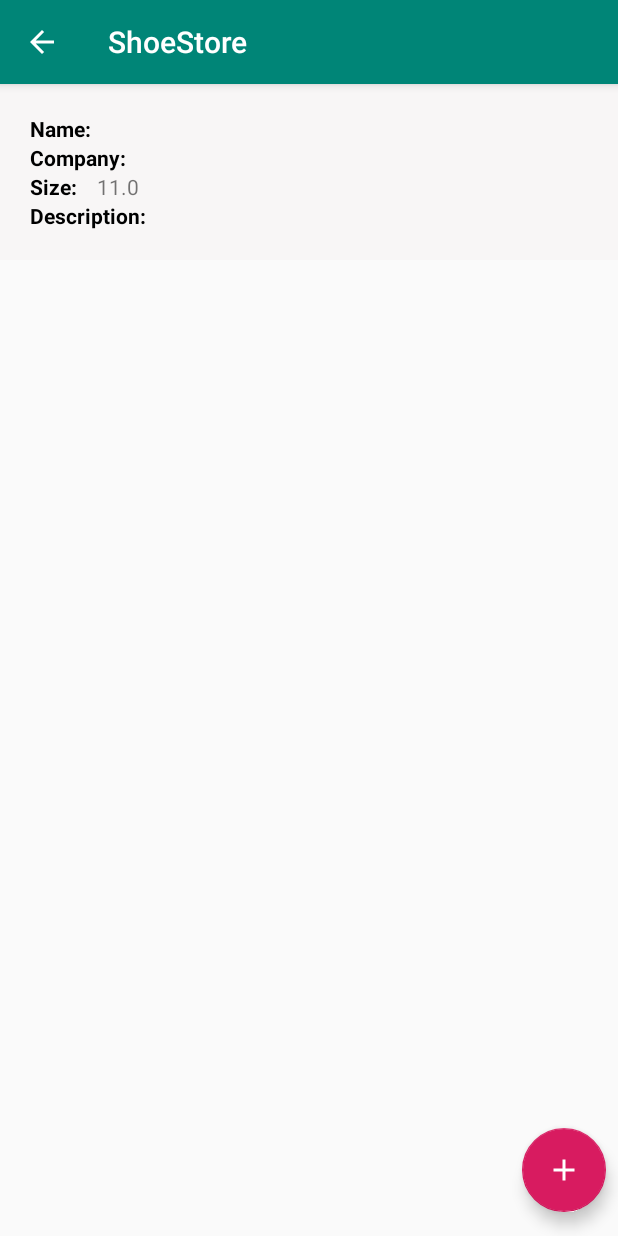
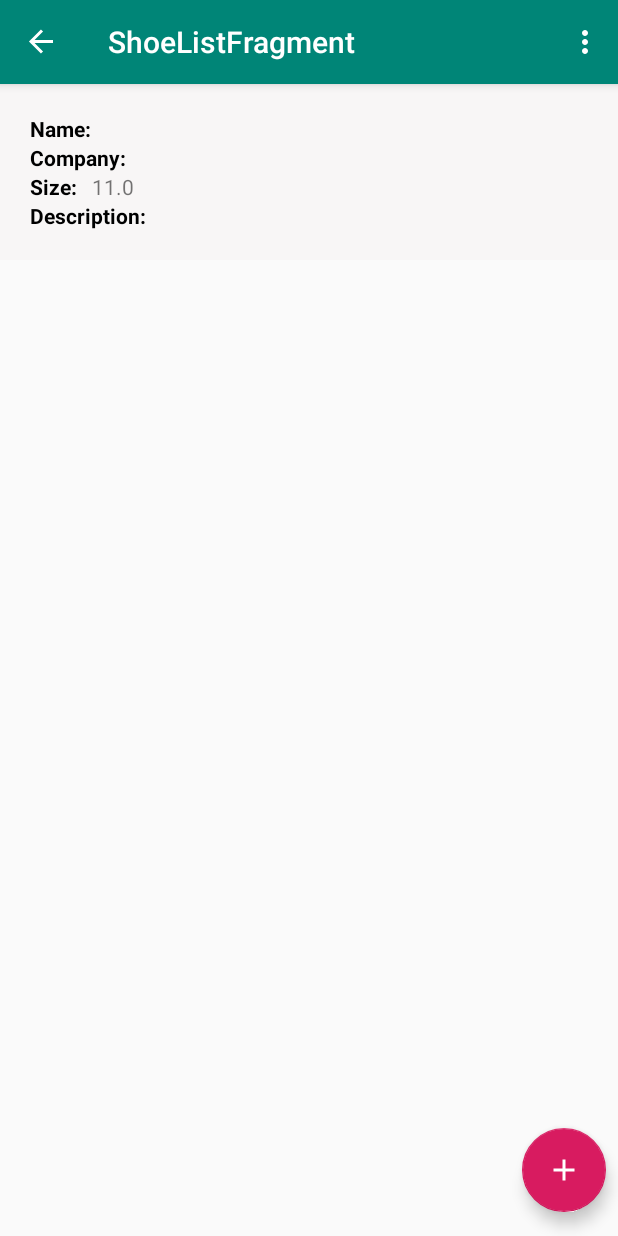
Before and after one commit to jmcs811/ShoeStore, an Android app: the ShoeListFragment screen opened through its navigation route, on a phone screen of 412 x 824 dp. Run offline under Robolectric (Android 15) with nearby library versions, the phone set to English and light mode, and no system bars; our stand-ins replace Timber, data binding, navigation-ui; 6 statements that could not run were skipped.

Commit message:
final touches are complete

```diff
--- a/app/src/main/java/com/udacity/shoestore/MainActivity.kt
+++ b/app/src/main/java/com/udacity/shoestore/MainActivity.kt
@@ -4,7 +4,9 @@ import androidx.appcompat.app.AppCompatActivity
 import android.os.Bundle
 import androidx.databinding.DataBindingUtil
 import androidx.navigation.findNavController
+import androidx.navigation.ui.AppBarConfiguration
 import androidx.navigation.ui.NavigationUI
+import androidx.navigation.ui.setupActionBarWithNavController
 import com.udacity.shoestore.databinding.ActivityMainBinding
 import timber.log.Timber
 
@@ -14,12 +16,11 @@ class MainActivity : AppCompatActivity() {
         super.onCreate(savedInstanceState)
         val binding = DataBindingUtil.setContentView<ActivityMainBinding>(this, R.layout.activity_main)
         val navController = this.findNavController(R.id.myNavHostFragment)
+        val appbarConfig = AppBarConfiguration(navController.graph)
         Timber.plant(Timber.DebugTree())
         Timber.i("in activity main onCreate")
-        //NavigationUI.setupActionBarWithNavController(this, navController)
         setSupportActionBar(binding.toolbar)
-        supportActionBar?.setDisplayHomeAsUpEnabled(true)
-        supportActionBar?.setDisplayShowHomeEnabled(true)
+        setupActionBarWithNavController(navController, appbarConfig)
         binding.toolbar.setOnMenuItemClickListener { menuItem ->
             when (menuItem.itemId) {
                 R.id.loginFragment -> {
--- a/app/src/main/java/com/udacity/shoestore/ShoeDetailFragment.kt
+++ b/app/src/main/java/com/udacity/shoestore/ShoeDetailFragment.kt
@@ -5,6 +5,7 @@ import androidx.fragment.app.Fragment
 import android.view.LayoutInflater
 import android.view.View
 import android.view.ViewGroup
+import android.widget.Toolbar
 import androidx.databinding.DataBindingUtil
 import androidx.fragment.app.activityViewModels
 import androidx.lifecycle.LifecycleOwner
@@ -28,7 +29,6 @@ class ShoeDetailFragment : Fragment() {
         val binding: FragmentShoeDetailBinding = DataBindingUtil.inflate(
             inflater, R.layout.fragment_shoe_detail, container, false
         )
-
         binding.shoeViewModel = viewModel
         binding.lifecycleOwner = this
         binding.shoeData = shoeData
--- a/app/src/main/java/com/udacity/shoestore/ShoeListFragment.kt
+++ b/app/src/main/java/com/udacity/shoestore/ShoeListFragment.kt
@@ -1,23 +1,18 @@
 package com.udacity.shoestore
 
 import android.os.Bundle
-import android.util.Log
+import android.view.*
 import androidx.fragment.app.Fragment
-import android.view.LayoutInflater
-import android.view.View
-import android.view.ViewGroup
 import android.widget.LinearLayout
-import android.widget.TextView
+import android.widget.Toolbar
 import androidx.databinding.DataBindingUtil
 import androidx.fragment.app.activityViewModels
-import androidx.fragment.app.viewModels
 import androidx.lifecycle.LifecycleOwner
-import androidx.lifecycle.Observer
-import androidx.lifecycle.ViewModelProvider
 import androidx.navigation.Navigation
+import androidx.navigation.findNavController
+import androidx.navigation.ui.NavigationUI
 import com.udacity.shoestore.databinding.FragmentShoeListBinding
 import com.udacity.shoestore.databinding.ShoeListItemBinding
-import com.udacity.shoestore.models.Shoe
 import timber.log.Timber
 
 
@@ -45,6 +40,18 @@ class ShoeListFragment : Fragment() {
         binding.fab.setOnClickListener(
             Navigation.createNavigateOnClickListener(R.id.action_shoeListFragment_to_shoeDetailFragment)
         )
+
+        setHasOptionsMenu(true)
         return binding.root
     }
+
+    override fun onCreateOptionsMenu(menu: Menu, inflater: MenuInflater) {
+        super.onCreateOptionsMenu(menu, inflater)
+        inflater.inflate(R.menu.logout_menu, menu)
+    }
+
+    override fun onOptionsItemSelected(item: MenuItem): Boolean {
+        return NavigationUI.onNavDestinationSelected(item, requireView().findNavController())
+                || super.onOptionsItemSelected(item)
+    }
 }
--- a/app/src/main/java/com/udacity/shoestore/WelcomeFragment.kt
+++ b/app/src/main/java/com/udacity/shoestore/WelcomeFragment.kt
@@ -5,6 +5,7 @@ import androidx.fragment.app.Fragment
 import android.view.LayoutInflater
 import android.view.View
 import android.view.ViewGroup
+import android.widget.Toolbar
 import androidx.databinding.DataBindingUtil
 import androidx.navigation.findNavController
 import com.udacity.shoestore.databinding.FragmentWelcomeBinding
--- a/app/src/main/res/layout/fragment_instruction.xml
+++ b/app/src/main/res/layout/fragment_instruction.xml
@@ -17,7 +17,7 @@
             android:layout_width="wrap_content"
             android:layout_height="wrap_content"
             android:textSize="34sp"
-            android:text="Instructions"
+            android:text="@string/instruction_title"
             android:layout_marginStart="@dimen/horizontal_margin"
             android:layout_marginEnd="@dimen/horizontal_margin"
             android:layout_marginTop="@dimen/vertical_margin"
@@ -30,8 +30,8 @@
             android:id="@+id/textView"
             android:layout_width="wrap_content"
             android:layout_height="wrap_content"
-            android:text="Instructions text"
-            android:textSize="34sp"
+            android:text="@string/instruction_text"
+            android:textSize="24sp"
             android:layout_marginStart="@dimen/horizontal_margin"
             android:layout_marginEnd="@dimen/horizontal_margin"
             android:layout_marginTop="@dimen/vertical_margin"
--- a/app/src/main/res/layout/fragment_shoe_detail.xml
+++ b/app/src/main/res/layout/fragment_shoe_detail.xml
@@ -91,7 +91,7 @@
             android:id="@+id/desc_label"
             android:layout_width="wrap_content"
             android:layout_height="wrap_content"
-            android:text="Description:"
+            android:text="@string/desc_label"
             android:layout_marginStart="@dimen/horizontal_margin"
             android:layout_marginEnd="@dimen/horizontal_margin"
             android:layout_marginTop="@dimen/vertical_margin"
@@ -115,7 +115,7 @@
             android:id="@+id/cancel_button"
             android:layout_width="190dp"
             android:layout_height="50dp"
-            android:text="Cancel"
+            android:text="@string/cancel_button"
             android:layout_marginStart="@dimen/horizontal_margin"
             android:layout_marginEnd="@dimen/horizontal_margin"
             android:layout_marginBottom="@dimen/vertical_margin"
@@ -126,7 +126,7 @@
             android:id="@+id/save_button"
             android:layout_width="190dp"
             android:layout_height="50dp"
-            android:text="Save"
+            android:text="@string/save_button"
             android:onClick="@{() -> shoeViewModel.onEventSave(shoeData.name, shoeData.size, shoeData.company, shoeData.description)}"
             android:layout_marginStart="@dimen/horizontal_margin"
             android:layout_marginEnd="@dimen/horizontal_margin"
--- a/app/src/main/res/layout/fragment_welcome.xml
+++ b/app/src/main/res/layout/fragment_welcome.xml
@@ -16,7 +16,7 @@
             android:id="@+id/welcome_text"
             android:layout_width="wrap_content"
             android:layout_height="wrap_content"
-            android:text="Welcome!"
+            android:text="@string/welcome_title"
             android:textSize="34sp"
             android:layout_marginStart="@dimen/horizontal_margin"
             android:layout_marginEnd="@dimen/horizontal_margin"
@@ -29,7 +29,7 @@
             android:id="@+id/textView"
             android:layout_width="wrap_content"
             android:layout_height="wrap_content"
-            android:text="This is the shoe store!"
+            android:text="@string/welcome_text"
             android:textSize="34sp"
             android:layout_marginStart="@dimen/horizontal_margin"
             android:layout_marginEnd="@dimen/horizontal_margin"
@@ -45,7 +45,7 @@
             android:layout_marginBottom="192dp"
             android:bottomLeftRadius="20dp"
             android:bottomRightRadius="20dp"
-            android:text="Enter Store"
+            android:text="@string/enter_store_button"
             android:topLeftRadius="20dp"
             android:topRightRadius="20dp"
             android:layout_marginStart="@dimen/horizontal_margin"
--- a/app/src/main/res/layout/shoe_list_item.xml
+++ b/app/src/main/res/layout/shoe_list_item.xml
@@ -20,7 +20,7 @@
             android:id="@+id/company_label"
             android:layout_width="wrap_content"
             android:layout_height="wrap_content"
-            android:text="Company: "
+            android:text="@string/company_label"
             android:textColor="@android:color/black"
             android:textStyle="bold"
             app:layout_constraintEnd_toEndOf="parent"
@@ -32,7 +32,7 @@
             android:id="@+id/name_label"
             android:layout_width="wrap_content"
             android:layout_height="wrap_content"
-            android:text="Name: "
+            android:text="@string/name_label"
             android:textColor="@android:color/black"
             android:textStyle="bold"
             app:layout_constraintEnd_toEndOf="parent"
@@ -45,7 +45,7 @@
             android:id="@+id/size_label"
             android:layout_width="wrap_content"
             android:layout_height="wrap_content"
-            android:text="Size: "
+            android:text="@string/size_label"
             android:textColor="@android:color/black"
             android:textStyle="bold"
             app:layout_constraintStart_toStartOf="@+id/company_label"
@@ -55,7 +55,7 @@
             android:id="@+id/desc_label"
             android:layout_width="wrap_content"
             android:layout_height="wrap_content"
-            android:text="Description: "
+            android:text="@string/desc_label"
             android:textColor="@android:color/black"
             android:textStyle="bold"
             app:layout_constraintStart_toStartOf="@+id/size_label"
--- /dev/null
+++ b/app/src/main/res/menu/logout_menu.xml
@@ -0,0 +1,8 @@
+<?xml version="1.0" encoding="utf-8"?>
+<menu xmlns:app="http://schemas.android.com/apk/res-auto"
+    xmlns:android="http://schemas.android.com/apk/res/android">
+
+    <item
+        android:id="@+id/loginFragment"
+        android:title="Logout" />
+</menu>
--- a/app/src/main/res/navigation/navigation.xml
+++ b/app/src/main/res/navigation/navigation.xml
@@ -12,7 +12,11 @@
         tools:layout="@layout/fragment_login" >
         <action
             android:id="@+id/action_loginFragment_to_welcomeFragment"
-            app:destination="@id/welcomeFragment" />
+            app:destination="@id/welcomeFragment"
+            app:enterAnim="@anim/nav_default_enter_anim"
+            app:exitAnim="@anim/nav_default_exit_anim"
+            app:popEnterAnim="@anim/nav_default_pop_enter_anim"
+            app:popExitAnim="@anim/nav_default_pop_exit_anim" />
     </fragment>
     <fragment
         android:id="@+id/welcomeFragment"
@@ -21,7 +25,11 @@
         tools:layout="@layout/fragment_welcome" >
         <action
             android:id="@+id/action_welcomeFragment_to_instructionFragment"
-            app:destination="@id/instructionFragment" />
+            app:destination="@id/instructionFragment"
+            app:enterAnim="@anim/nav_default_enter_anim"
+            app:exitAnim="@anim/nav_default_exit_anim"
+            app:popEnterAnim="@anim/nav_default_pop_enter_anim"
+            app:popExitAnim="@anim/nav_default_pop_exit_anim" />
     </fragment>
     <fragment
         android:id="@+id/instructionFragment"
@@ -30,7 +38,12 @@
         tools:layout="@layout/fragment_instruction" >
         <action
             android:id="@+id/action_instructionFragment_to_shoeListFragment"
-            app:destination="@id/shoeListFragment" />
+            app:destination="@id/shoeListFragment"
+            app:enterAnim="@anim/nav_default_enter_anim"
+            app:exitAnim="@anim/nav_default_exit_anim"
+            app:popEnterAnim="@anim/nav_default_pop_enter_anim"
+            app:popExitAnim="@anim/nav_default_pop_exit_anim"
+            app:popUpTo="@id/loginFragment" />
     </fragment>
     <fragment
         android:id="@+id/shoeListFragment"
--- a/app/src/main/res/values/strings.xml
+++ b/app/src/main/res/values/strings.xml
@@ -10,4 +10,15 @@
     <string name="shore_store_logo_description">Shore Store logo</string>
     <string name="email_hint">Enter your Email</string>
     <string name="password_hint">Enter your password</string>
+    <string name="instruction_text">On the next screen, press the + button to add shoes</string>
+    <string name="instruction_title">Instructions</string>
+    <string name="desc_label">Description:</string>
+    <string name="size_label">Size:</string>
+    <string name="name_label">Name:</string>
+    <string name="company_label">Company:</string>
+    <string name="welcome_text">This is the shoe store!</string>
+    <string name="welcome_title">Welcome!</string>
+    <string name="enter_store_button">Enter Store</string>
+    <string name="cancel_button">Cancel</string>
+    <string name="save_button">Save</string>
 </resources>
```
